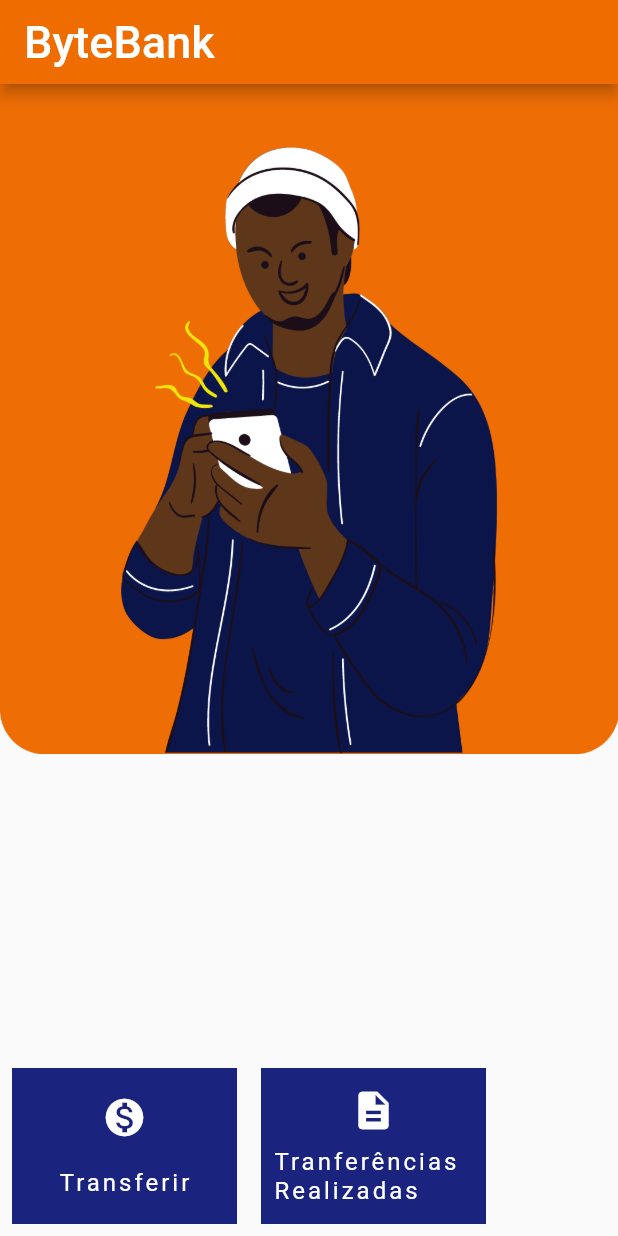
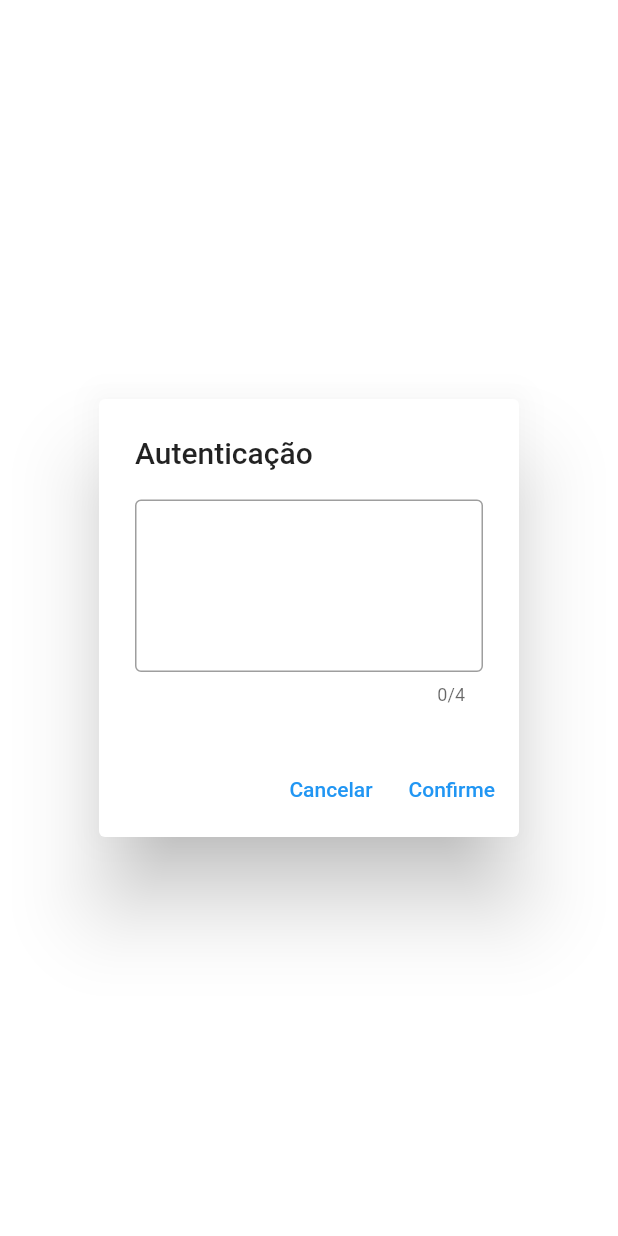
Before and after one commit to jessicacordeiro/bytebank-flutter, a Flutter app: the screen it shows after launch, on a phone screen of 412 x 824 dp. Run offline on Flutter 3.47's test engine with Material 2 defaults, Android fonts, the phone set to English and light mode, and no system bars; our stand-ins replace sqflite; missing offline and left inert: http_interceptor; accounts and stored records are empty.

Commit message:
Criando o dialog de autenticação

```diff
--- /dev/null
+++ b/bytebank_dashboard/lib/components/transaction_auth_dialog.dart
@@ -0,0 +1,34 @@
+import 'package:flutter/material.dart';
+
+class TransactionAuthDialog extends StatelessWidget {
+  @override
+  Widget build(BuildContext context) {
+    return AlertDialog(
+      title: Text('Autenticação'),
+      content: TextField(
+        obscureText: true,
+        maxLength: 4,
+        decoration: InputDecoration(
+          border: OutlineInputBorder(),
+        ),
+        textAlign: TextAlign.center,
+        keyboardType: TextInputType.number,
+        style: TextStyle(fontSize: 64, letterSpacing: 25),
+      ),
+      actions: <Widget>[
+        TextButton(
+          onPressed: () {
+            print('Cancelar');
+          },
+          child: Text('Cancelar'),
+        ),
+        TextButton(
+          onPressed: () {
+            print('Confirmar');
+          },
+          child: Text('Confirme'),
+        ),
+      ],
+    );
+  }
+}
--- a/bytebank_dashboard/lib/main.dart
+++ b/bytebank_dashboard/lib/main.dart
@@ -1,3 +1,4 @@
+import 'package:bytebank_dashboard/components/transaction_auth_dialog.dart';
 import 'package:bytebank_dashboard/screens/dashboard.dart';
 import 'package:flutter/material.dart';
 
@@ -16,7 +17,7 @@ class BytebankDashboardApp extends StatelessWidget {
           backgroundColor: Colors.indigo[900],
         )),
       ),
-      home: Dashboard(),
+      home: TransactionAuthDialog(),
     );
   }
 }
--- a/bytebank_dashboard/lib/screens/transaction_form.dart
+++ b/bytebank_dashboard/lib/screens/transaction_form.dart
@@ -20,7 +20,7 @@ class _TransactionFormState extends State<TransactionForm> {
   Widget build(BuildContext context) {
     return Scaffold(
       appBar: AppBar(
-        title: Text('New transaction'),
+        title: Text('Nova Transferência'),
       ),
       body: SingleChildScrollView(
         child: Padding(
@@ -49,7 +49,7 @@ class _TransactionFormState extends State<TransactionForm> {
                 child: TextField(
                   controller: _valueController,
                   style: TextStyle(fontSize: 24.0),
-                  decoration: InputDecoration(labelText: 'Value'),
+                  decoration: InputDecoration(labelText: 'Valor'),
                   keyboardType: TextInputType.numberWithOptions(decimal: true),
                 ),
               ),
@@ -58,7 +58,7 @@ class _TransactionFormState extends State<TransactionForm> {
                 child: SizedBox(
                   width: double.maxFinite,
                   child: ElevatedButton(
-                    child: Text('Transfer'),
+                    child: Text('Transferir'),
                     onPressed: () {
                       final double? value =
                           double.tryParse(_valueController.text);
```
